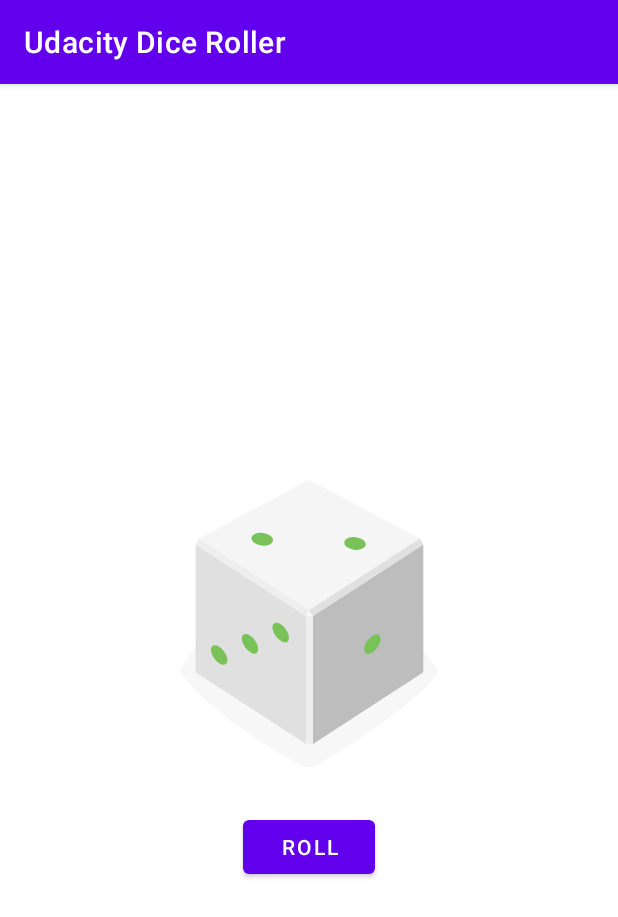
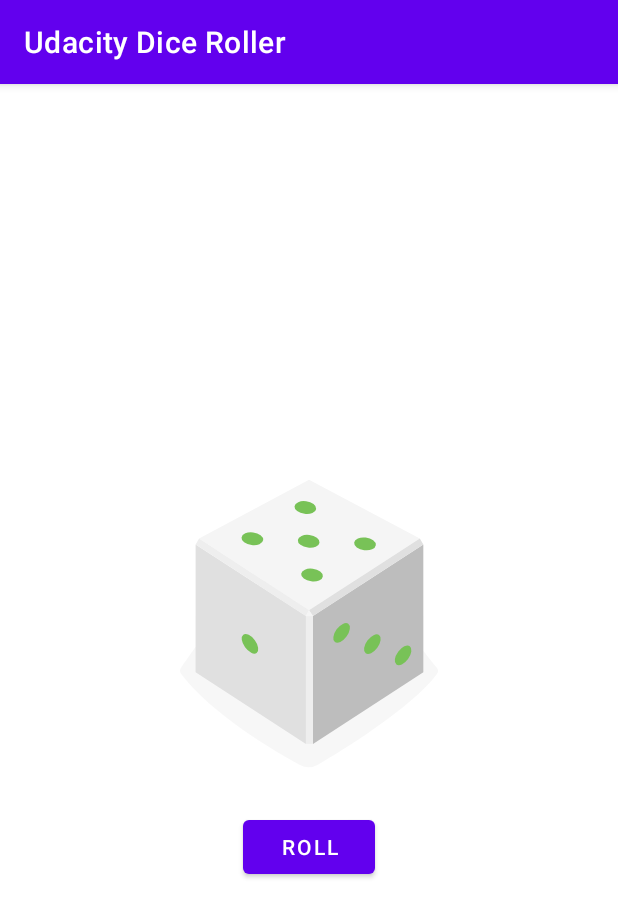
Before and after one commit to AndroidLion48/Dice_Roller, an Android app: the screen it shows after launch (MainActivity), after a tap on "ROLL", on a phone screen of 412 x 824 dp. Shown: the top 917 px of the screen. Run offline under Robolectric (Android 15) with nearby library versions, the phone set to English and light mode, and no system bars.

Commit message:
Added functionality for dice image to update after roll

```diff
--- a/app/src/main/java/com/eaglewarrior/udacitydiceroller/MainActivity.kt
+++ b/app/src/main/java/com/eaglewarrior/udacitydiceroller/MainActivity.kt
@@ -2,6 +2,7 @@ package com.eaglewarrior.udacitydiceroller
 
 import android.os.Bundle
 import android.widget.Button
+import android.widget.ImageView
 import androidx.appcompat.app.AppCompatActivity
 import kotlin.random.Random
 
@@ -29,5 +30,9 @@ class MainActivity : AppCompatActivity() {
             5 -> R.drawable.dice_5
             else -> R.drawable.dice_6
         }
+
+        // Retrieves ImageView and sets the image to random result of drawableResource
+        val diceImage: ImageView = findViewById(R.id.dice_Iv)
+        diceImage.setImageResource(drawableResource)
     }
 }
```
